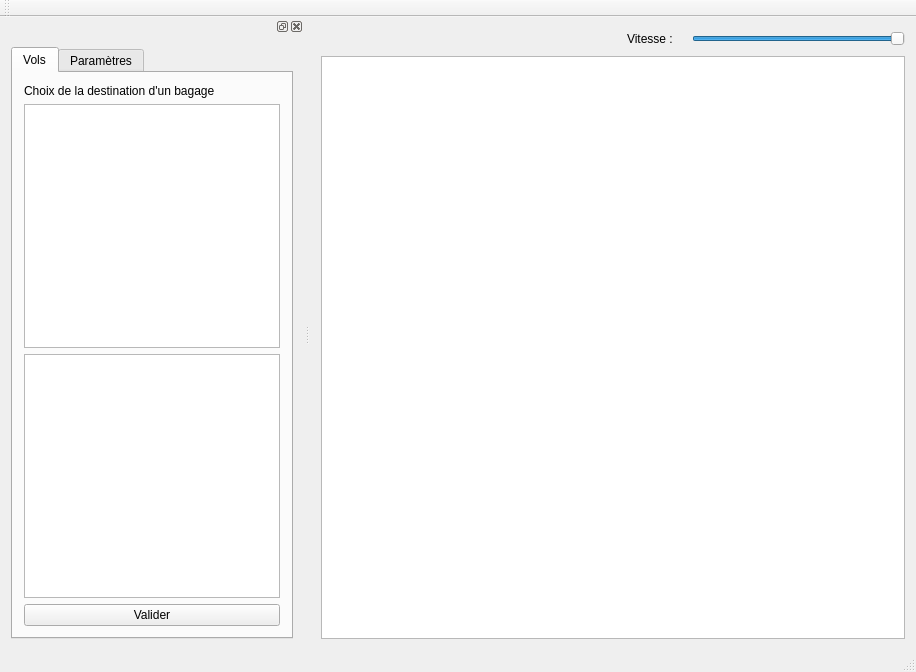
First picture: the form in rsase/SGBag/ui/fenetreprincipale.ui, repository padenot/usdp, before the edit.
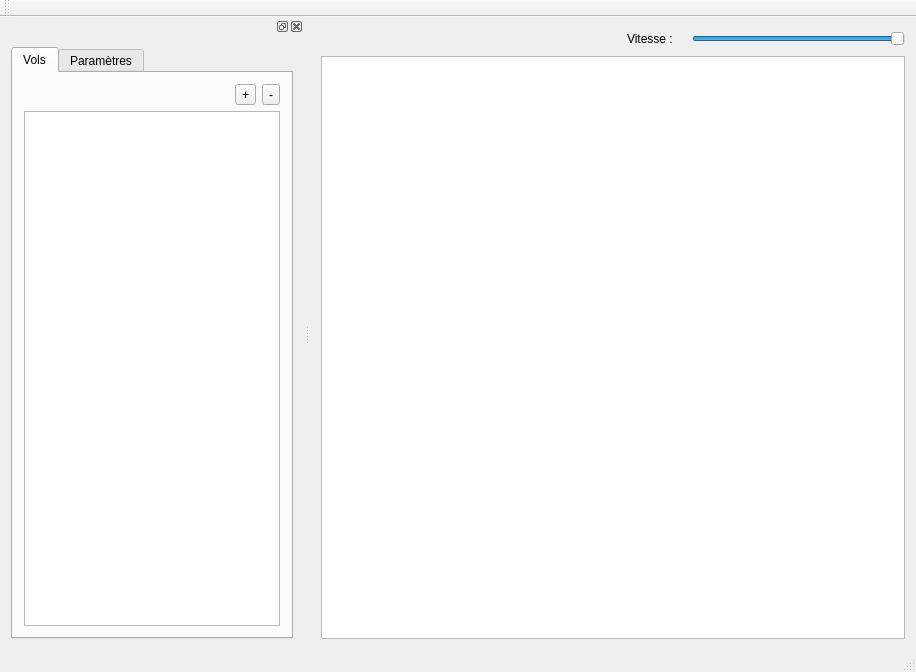
Second picture: the form after the edit. The open tabs and pages were chosen to show the change. Icons and pictures are not drawn.

The edit to the form file:
```diff
--- a/rsase/SGBag/ui/fenetreprincipale.ui
+++ b/rsase/SGBag/ui/fenetreprincipale.ui
@@ -147,24 +147,38 @@
         </attribute>
         <layout class="QGridLayout" name="gridLayout_5">
          <item row="0" column="0">
-          <widget class="QLabel" name="titreDock">
-           <property name="text">
-            <string>Choix de la destination d'un bagage</string>
-           </property>
-          </widget>
+          <layout class="QHBoxLayout" name="horizontalLayout_2">
+           <item>
+            <spacer name="horizontalSpacer_2">
+             <property name="orientation">
+              <enum>Qt::Horizontal</enum>
+             </property>
+             <property name="sizeHint" stdset="0">
+              <size>
+               <width>40</width>
+               <height>20</height>
+              </size>
+             </property>
+            </spacer>
+           </item>
+           <item>
+            <widget class="QToolButton" name="toolButton">
+             <property name="text">
+              <string>+</string>
+             </property>
+            </widget>
+           </item>
+           <item>
+            <widget class="QToolButton" name="toolButton_2">
+             <property name="text">
+              <string>-</string>
+             </property>
+            </widget>
+           </item>
+          </layout>
          </item>
          <item row="1" column="0">
-          <widget class="QListView" name="choixVol"/>
-         </item>
-         <item row="2" column="0">
-          <widget class="QListView" name="choixBagage"/>
-         </item>
-         <item row="3" column="0">
-          <widget class="QPushButton" name="validVol">
-           <property name="text">
-            <string>Valider</string>
-           </property>
-          </widget>
+          <widget class="QTableView" name="tableView"/>
          </item>
         </layout>
         <zorder></zorder>
```
Left out of the diff: 9 changed lines with no effect on the pictures.
